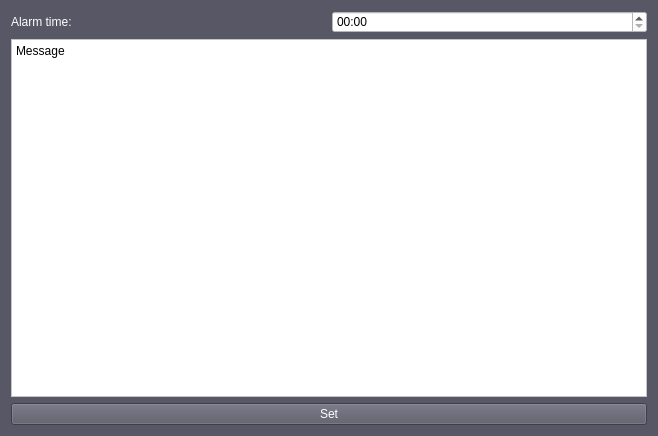
Before: the Qt Designer form src/addalarm.ui in bgallois/OpenJournal, drawn with Qt 5.
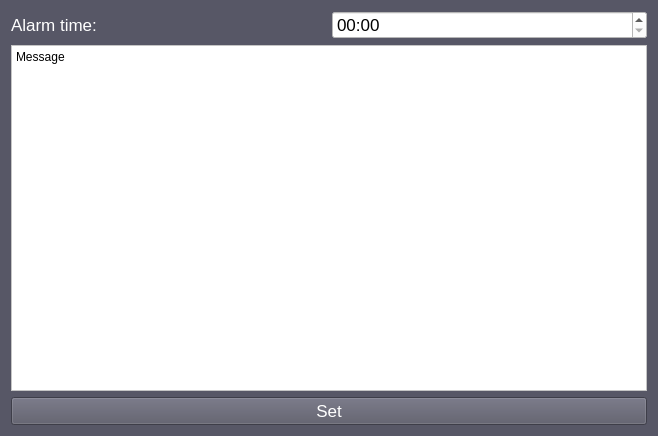
After: the same form once the commit is applied.

Patch:
```diff
--- a/src/addalarm.ui
+++ b/src/addalarm.ui
@@ -14,7 +14,7 @@
    <string>Form</string>
   </property>
   <property name="styleSheet">
-   <string notr="true">font: 13pt &quot;Lato&quot;;
+   <string notr="true">font: 13pt;
 background-color: rgb(87, 87, 102);
 color: #FFFFFF;
 selection-background-color: #349beb;
@@ -31,8 +31,8 @@
       <string>&lt;!DOCTYPE HTML PUBLIC &quot;-//W3C//DTD HTML 4.0//EN&quot; &quot;http://www.w3.org/TR/REC-html40/strict.dtd&quot;&gt;
 &lt;html&gt;&lt;head&gt;&lt;meta name=&quot;qrichtext&quot; content=&quot;1&quot; /&gt;&lt;style type=&quot;text/css&quot;&gt;
 p, li { white-space: pre-wrap; }
-&lt;/style&gt;&lt;/head&gt;&lt;body style=&quot; font-family:'Lato'; font-size:13pt; font-weight:400; font-style:normal;&quot;&gt;
-&lt;p style=&quot; margin-top:0px; margin-bottom:0px; margin-left:0px; margin-right:0px; -qt-block-indent:0; text-indent:0px;&quot;&gt;&lt;span style=&quot; font-family:'Sans Serif'; font-size:9pt;&quot;&gt;Message&lt;/span&gt;&lt;/p&gt;&lt;/body&gt;&lt;/html&gt;</string>
+&lt;/style&gt;&lt;/head&gt;&lt;body style=&quot; font-family:'Sans Serif'; font-size:13pt; font-weight:400; font-style:normal;&quot;&gt;
+&lt;p style=&quot; margin-top:0px; margin-bottom:0px; margin-left:0px; margin-right:0px; -qt-block-indent:0; text-indent:0px;&quot;&gt;&lt;span style=&quot; font-size:9pt;&quot;&gt;Message&lt;/span&gt;&lt;/p&gt;&lt;/body&gt;&lt;/html&gt;</string>
      </property>
     </widget>
    </item>
```
